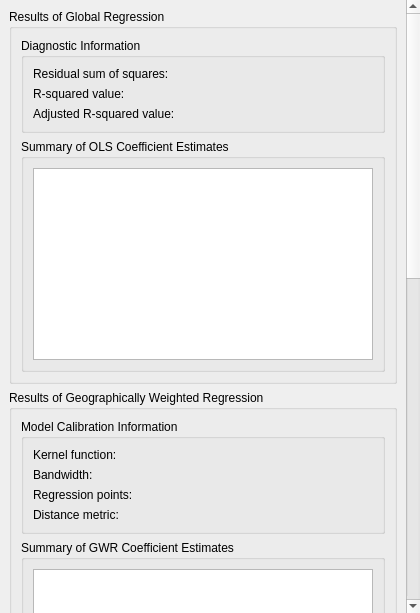
GWmodel-Lab/GWmodelS, file PropertyPanelTabs/gwmpropertygwrtab.ui: the form before one commit.
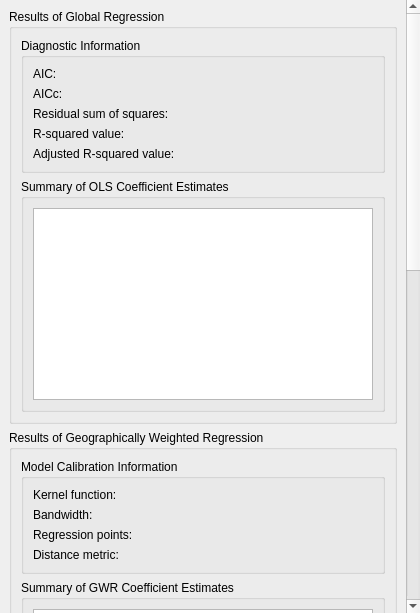
The form after the commit.

Diff of the .ui file:
```diff
--- a/PropertyPanelTabs/gwmpropertygwrtab.ui
+++ b/PropertyPanelTabs/gwmpropertygwrtab.ui
@@ -49,7 +49,7 @@
         <x>0</x>
         <y>0</y>
         <width>414</width>
-        <height>1407</height>
+        <height>1451</height>
        </rect>
       </property>
       <layout class="QVBoxLayout" name="verticalLayout">
@@ -71,48 +71,76 @@
              <string>Diagnostic Information</string>
             </property>
             <layout class="QFormLayout" name="formLayout_3">
-             <item row="0" column="0">
+             <item row="2" column="0">
               <widget class="QLabel" name="label_12">
                <property name="text">
                 <string>Residual sum of squares:</string>
                </property>
               </widget>
              </item>
-             <item row="0" column="1">
+             <item row="2" column="1">
               <widget class="QLabel" name="lblOLSrse">
                <property name="text">
                 <string/>
                </property>
               </widget>
              </item>
-             <item row="1" column="0">
+             <item row="3" column="0">
               <widget class="QLabel" name="label_14">
                <property name="text">
                 <string>R-squared value:</string>
                </property>
               </widget>
              </item>
-             <item row="1" column="1">
+             <item row="3" column="1">
               <widget class="QLabel" name="lblR2">
                <property name="text">
                 <string/>
                </property>
               </widget>
              </item>
-             <item row="2" column="0">
+             <item row="4" column="0">
               <widget class="QLabel" name="label_16">
                <property name="text">
                 <string>Adjusted R-squared value:</string>
                </property>
               </widget>
              </item>
-             <item row="2" column="1">
+             <item row="4" column="1">
               <widget class="QLabel" name="lbladjR2">
                <property name="text">
                 <string/>
                </property>
               </widget>
              </item>
+             <item row="1" column="0">
+              <widget class="QLabel" name="label_13">
+               <property name="text">
+                <string>AICc:</string>
+               </property>
+              </widget>
+             </item>
+             <item row="1" column="1">
+              <widget class="QLabel" name="lblOLSAICc">
+               <property name="text">
+                <string/>
+               </property>
+              </widget>
+             </item>
+             <item row="0" column="0">
+              <widget class="QLabel" name="label_17">
+               <property name="text">
+                <string>AIC:</string>
+               </property>
+              </widget>
+             </item>
+             <item row="0" column="1">
+              <widget class="QLabel" name="lblOLSAIC">
+               <property name="text">
+                <string/>
+               </property>
+              </widget>
+             </item>
             </layout>
            </widget>
           </item>
```
